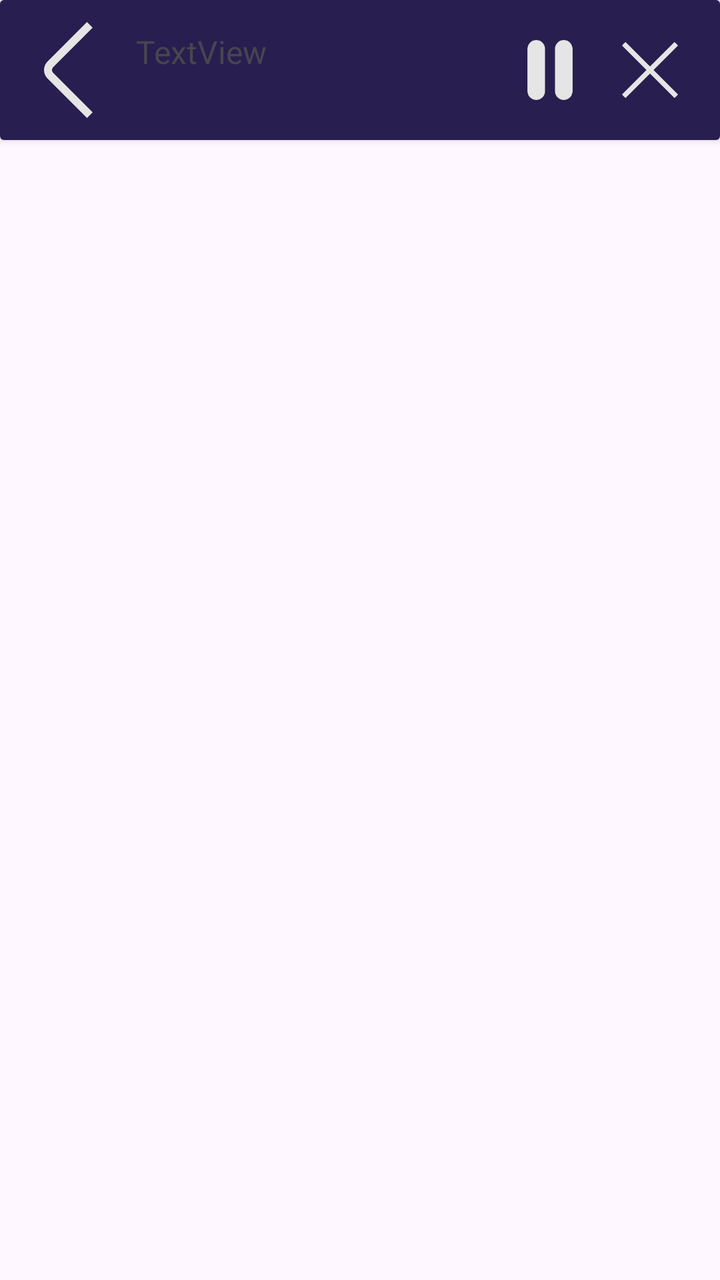
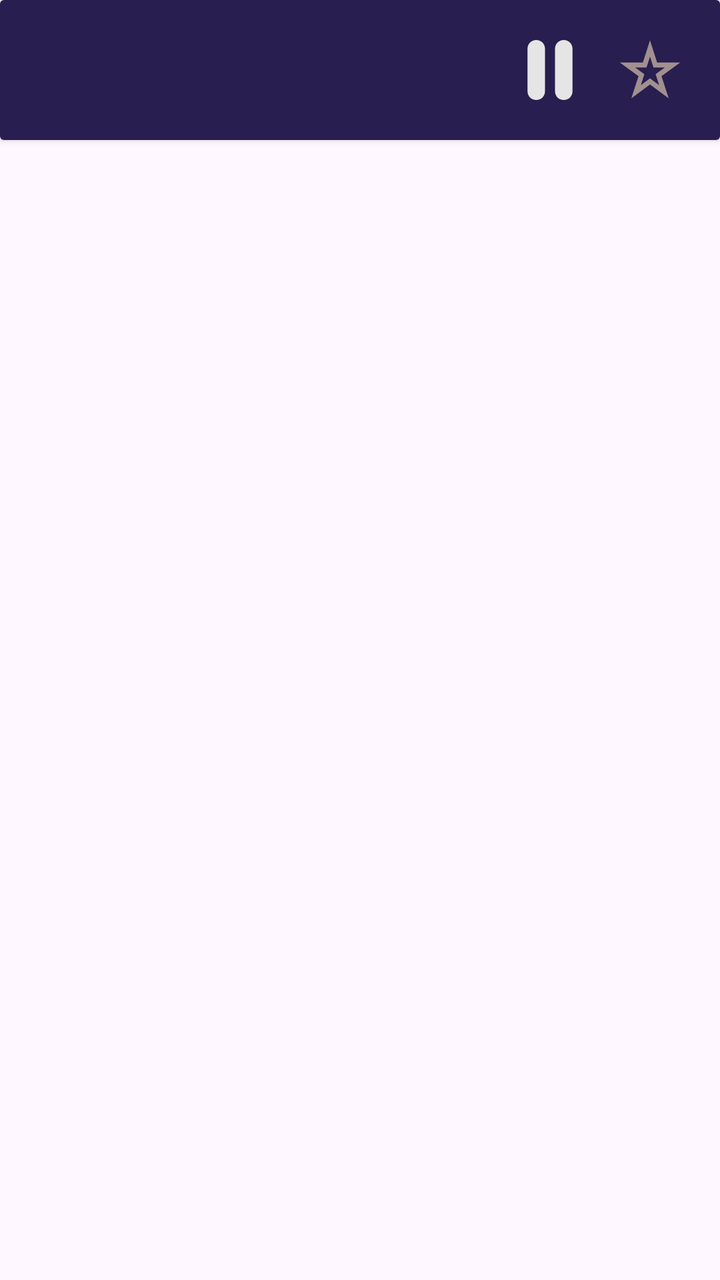

An Android layout rendered at two revisions. The XML below is the earlier revision; the diff shows what the commit changed to produce the second picture.
<!-- AndroidManifest.xml: application theme Theme.WorldRadio -->
<!-- res/layout/fragment_collapsed_player.xml -->
<?xml version="1.0" encoding="utf-8"?>
<FrameLayout xmlns:android="http://schemas.android.com/apk/res/android"
    xmlns:app="http://schemas.android.com/apk/res-auto"
    xmlns:tools="http://schemas.android.com/tools"
    android:layout_width="match_parent"
    android:layout_height="match_parent"
    tools:context=".ui.fragments.player.CollapsedPlayerFragment">

    <androidx.cardview.widget.CardView
        android:id="@+id/bottomPlayer"
        android:layout_width="match_parent"
        android:layout_height="70dp">

        <androidx.constraintlayout.widget.ConstraintLayout
            android:layout_width="match_parent"
            android:layout_height="match_parent"
            android:background="@color/bottom_player">

            <ImageView
                android:id="@+id/bottom_player_logo"
                android:layout_width="48dp"
                android:layout_height="48dp"
                android:layout_alignParentStart="true"
                android:layout_centerVertical="true"
                android:layout_marginStart="10dp"
                android:src="@drawable/back"
                app:layout_constraintBottom_toBottomOf="parent"
                app:layout_constraintStart_toStartOf="parent"
                app:layout_constraintTop_toTopOf="parent" />

            <TextView
                android:id="@+id/bottom_player_station"
                android:layout_width="0dp"
                android:layout_height="wrap_content"
                android:layout_marginStart="10dp"
                android:layout_marginTop="15dp"
                android:layout_marginEnd="10dp"
                android:text="TextView"
                android:textSize="16sp"
                android:ellipsize="marquee"
                android:focusable="true"
                android:focusableInTouchMode="true"
                android:marqueeRepeatLimit="marquee_forever"
                android:scrollHorizontally="true"
                android:singleLine="true"
                app:layout_constraintEnd_toStartOf="@+id/bottom_player_play_pause"
                app:layout_constraintStart_toEndOf="@+id/bottom_player_logo"
                app:layout_constraintTop_toTopOf="parent" />

            <TextView
                android:id="@+id/bottom_player_track"
                android:layout_width="0dp"
                android:layout_height="wrap_content"
                android:layout_marginStart="10dp"
                android:layout_marginTop="4dp"
                android:layout_marginEnd="10dp"
                android:ellipsize="marquee"
                android:focusable="true"
                android:focusableInTouchMode="true"
                android:marqueeRepeatLimit="marquee_forever"
                android:scrollHorizontally="true"
                android:singleLine="true"
                android:textSize="14sp"
                app:layout_constraintEnd_toStartOf="@+id/bottom_player_play_pause"
                app:layout_constraintStart_toEndOf="@+id/bottom_player_logo"
                app:layout_constraintTop_toBottomOf="@+id/bottom_player_station" />

            <ImageView
                android:id="@+id/bottom_player_play_pause"
                android:layout_width="wrap_content"
                android:layout_height="wrap_content"
                android:layout_marginEnd="60dp"
                android:padding="10dp"
                android:src="@drawable/pause"
                app:layout_constraintBottom_toBottomOf="parent"
                app:layout_constraintEnd_toEndOf="parent"
                app:layout_constraintTop_toTopOf="parent" />

            <ImageView
                android:id="@+id/bottom_player_stop"
                android:layout_width="wrap_content"
                android:layout_height="wrap_content"
                android:padding="10dp"
                android:src="@drawable/delete"
                app:layout_constraintBottom_toBottomOf="parent"
                app:layout_constraintStart_toEndOf="@+id/bottom_player_play_pause"
                app:layout_constraintTop_toTopOf="parent" />
        </androidx.constraintlayout.widget.ConstraintLayout>
    </androidx.cardview.widget.CardView>
</FrameLayout>
<!-- resources referenced by this layout -->
<resources>
  <color name="bottom_player">#281E50</color>
  <!-- drawable back (drawable) -->
  <vector xmlns:android="http://schemas.android.com/apk/res/android"
      android:width="30dp"
      android:height="30dp"
      android:viewportWidth="30"
      android:viewportHeight="30">
    <path
        android:pathData="M20.94,29.993L8.599,17.651C7.896,16.948 7.501,15.994 7.501,15C7.501,14.006 7.896,13.052 8.599,12.349L20.933,0.015L22.7,1.783L10.366,14.116C10.132,14.351 10,14.669 10,15C10,15.332 10.132,15.649 10.366,15.884L22.708,28.225L20.94,29.993Z"
        android:fillColor="#E5E5E5"/>
  </vector>
  <!-- drawable delete (drawable) -->
  <vector xmlns:android="http://schemas.android.com/apk/res/android" android:height="30dp" android:viewportHeight="24" android:viewportWidth="24" android:width="30dp">
        
      <group>
              
          <clip-path android:pathData="M5,0L19,0A5,5 0,0 1,24 5L24,19A5,5 0,0 1,19 24L5,24A5,5 0,0 1,0 19L0,5A5,5 0,0 1,5 0z"/>
              
          <path android:fillColor="#E5E5E5" android:pathData="M23.707,0.293C23.52,0.106 23.265,0 23,0C22.735,0 22.481,0.106 22.293,0.293L12,10.586L1.707,0.293C1.52,0.106 1.265,0 1,0C0.735,0 0.481,0.106 0.293,0.293C0.106,0.481 0,0.735 0,1C0,1.265 0.106,1.52 0.293,1.707L10.586,12L0.293,22.293C0.106,22.481 0,22.735 0,23C0,23.265 0.106,23.52 0.293,23.707C0.481,23.895 0.735,24 1,24C1.265,24 1.52,23.895 1.707,23.707L12,13.414L22.293,23.707C22.481,23.895 22.735,24 23,24C23.265,24 23.52,23.895 23.707,23.707C23.895,23.52 24,23.265 24,23C24,22.735 23.895,22.481 23.707,22.293L13.414,12L23.707,1.707C23.895,1.52 24,1.265 24,1C24,0.735 23.895,0.481 23.707,0.293Z"/>
            
      </group>
      
  </vector>
  <!-- drawable pause (drawable) -->
  <vector xmlns:android="http://schemas.android.com/apk/res/android"
      android:width="30dp"
      android:height="30dp"
      android:viewportWidth="30"
      android:viewportHeight="30">
    <group>
      <clip-path
          android:pathData="M0,0h30v30h-30z"/>
      <path
          android:pathData="M8.125,0C6.965,0 5.852,0.461 5.031,1.281C4.211,2.102 3.75,3.215 3.75,4.375V25.625C3.75,26.785 4.211,27.898 5.031,28.719C5.852,29.539 6.965,30 8.125,30C9.285,30 10.398,29.539 11.219,28.719C12.039,27.898 12.5,26.785 12.5,25.625V4.375C12.5,3.215 12.039,2.102 11.219,1.281C10.398,0.461 9.285,0 8.125,0Z"
          android:fillColor="#E5E5E5"/>
      <path
          android:pathData="M21.875,0C20.715,0 19.602,0.461 18.781,1.281C17.961,2.102 17.5,3.215 17.5,4.375V25.625C17.5,26.785 17.961,27.898 18.781,28.719C19.602,29.539 20.715,30 21.875,30C23.035,30 24.148,29.539 24.969,28.719C25.789,27.898 26.25,26.785 26.25,25.625V4.375C26.25,3.215 25.789,2.102 24.969,1.281C24.148,0.461 23.035,0 21.875,0Z"
          android:fillColor="#E5E5E5"/>
    </group>
  </vector>
  <style name="Theme.WorldRadio" parent="Base.Theme.WorldRadio" />
  <style name="Base.Theme.WorldRadio" parent="Theme.Material3.DayNight.NoActionBar">
          
          
      </style>
</resources>

<!-- the commit's change to res/layout/fragment_collapsed_player.xml (unified diff, before → after) -->
@@ -18,12 +18,9 @@
 
             <ImageView
                 android:id="@+id/bottom_player_logo"
-                android:layout_width="48dp"
-                android:layout_height="48dp"
-                android:layout_alignParentStart="true"
-                android:layout_centerVertical="true"
+                android:layout_width="50dp"
+                android:layout_height="50dp"
                 android:layout_marginStart="10dp"
-                android:src="@drawable/back"
                 app:layout_constraintBottom_toBottomOf="parent"
                 app:layout_constraintStart_toStartOf="parent"
                 app:layout_constraintTop_toTopOf="parent" />
@@ -35,7 +32,6 @@
                 android:layout_marginStart="10dp"
                 android:layout_marginTop="15dp"
                 android:layout_marginEnd="10dp"
-                android:text="TextView"
                 android:textSize="16sp"
                 android:ellipsize="marquee"
                 android:focusable="true"
@@ -77,11 +73,11 @@
                 app:layout_constraintTop_toTopOf="parent" />
 
             <ImageView
-                android:id="@+id/bottom_player_stop"
+                android:id="@+id/bottom_player_save"
                 android:layout_width="wrap_content"
                 android:layout_height="wrap_content"
                 android:padding="10dp"
-                android:src="@drawable/delete"
+                android:src="@drawable/unsaved"
                 app:layout_constraintBottom_toBottomOf="parent"
                 app:layout_constraintStart_toEndOf="@+id/bottom_player_play_pause"
                 app:layout_constraintTop_toTopOf="parent" />
<!-- resource entries referenced after the edit -->
@@ -1,28 +1,6 @@
 <!-- resources referenced by this layout -->
 <resources>
   <color name="bottom_player">#281E50</color>
-  <!-- drawable back (drawable) -->
-  <vector xmlns:android="http://schemas.android.com/apk/res/android"
-      android:width="30dp"
-      android:height="30dp"
-      android:viewportWidth="30"
-      android:viewportHeight="30">
-    <path
-        android:pathData="M20.94,29.993L8.599,17.651C7.896,16.948 7.501,15.994 7.501,15C7.501,14.006 7.896,13.052 8.599,12.349L20.933,0.015L22.7,1.783L10.366,14.116C10.132,14.351 10,14.669 10,15C10,15.332 10.132,15.649 10.366,15.884L22.708,28.225L20.94,29.993Z"
-        android:fillColor="#E5E5E5"/>
-  </vector>
-  <!-- drawable delete (drawable) -->
-  <vector xmlns:android="http://schemas.android.com/apk/res/android" android:height="30dp" android:viewportHeight="24" android:viewportWidth="24" android:width="30dp">
-        
-      <group>
-              
-          <clip-path android:pathData="M5,0L19,0A5,5 0,0 1,24 5L24,19A5,5 0,0 1,19 24L5,24A5,5 0,0 1,0 19L0,5A5,5 0,0 1,5 0z"/>
-              
-          <path android:fillColor="#E5E5E5" android:pathData="M23.707,0.293C23.52,0.106 23.265,0 23,0C22.735,0 22.481,0.106 22.293,0.293L12,10.586L1.707,0.293C1.52,0.106 1.265,0 1,0C0.735,0 0.481,0.106 0.293,0.293C0.106,0.481 0,0.735 0,1C0,1.265 0.106,1.52 0.293,1.707L10.586,12L0.293,22.293C0.106,22.481 0,22.735 0,23C0,23.265 0.106,23.52 0.293,23.707C0.481,23.895 0.735,24 1,24C1.265,24 1.52,23.895 1.707,23.707L12,13.414L22.293,23.707C22.481,23.895 22.735,24 23,24C23.265,24 23.52,23.895 23.707,23.707C23.895,23.52 24,23.265 24,23C24,22.735 23.895,22.481 23.707,22.293L13.414,12L23.707,1.707C23.895,1.52 24,1.265 24,1C24,0.735 23.895,0.481 23.707,0.293Z"/>
-            
-      </group>
-      
-  </vector>
   <!-- drawable pause (drawable) -->
   <vector xmlns:android="http://schemas.android.com/apk/res/android"
       android:width="30dp"
@@ -40,6 +18,20 @@
           android:fillColor="#E5E5E5"/>
     </group>
   </vector>
+  <!-- drawable unsaved (drawable) -->
+  <vector xmlns:android="http://schemas.android.com/apk/res/android"
+      android:width="30dp"
+      android:height="30dp"
+      android:viewportWidth="30"
+      android:viewportHeight="30">
+    <group>
+      <clip-path
+          android:pathData="M0,0h30v30h-30z"/>
+      <path
+          android:pathData="M24.334,29.144L15,22.284L5.667,29.144L9.25,18.065L-0.078,11.249H11.439L15,0.151L18.562,11.249H30.078L20.75,18.065L24.334,29.144ZM15,19.181L19.573,22.543L17.823,17.113L22.421,13.749H16.738L15,8.335L13.263,13.749H7.578L12.182,17.113L10.432,22.543L15,19.181Z"
+          android:fillColor="#A29090"/>
+    </group>
+  </vector>
   <style name="Theme.WorldRadio" parent="Base.Theme.WorldRadio" />
   <style name="Base.Theme.WorldRadio" parent="Theme.Material3.DayNight.NoActionBar">
           
